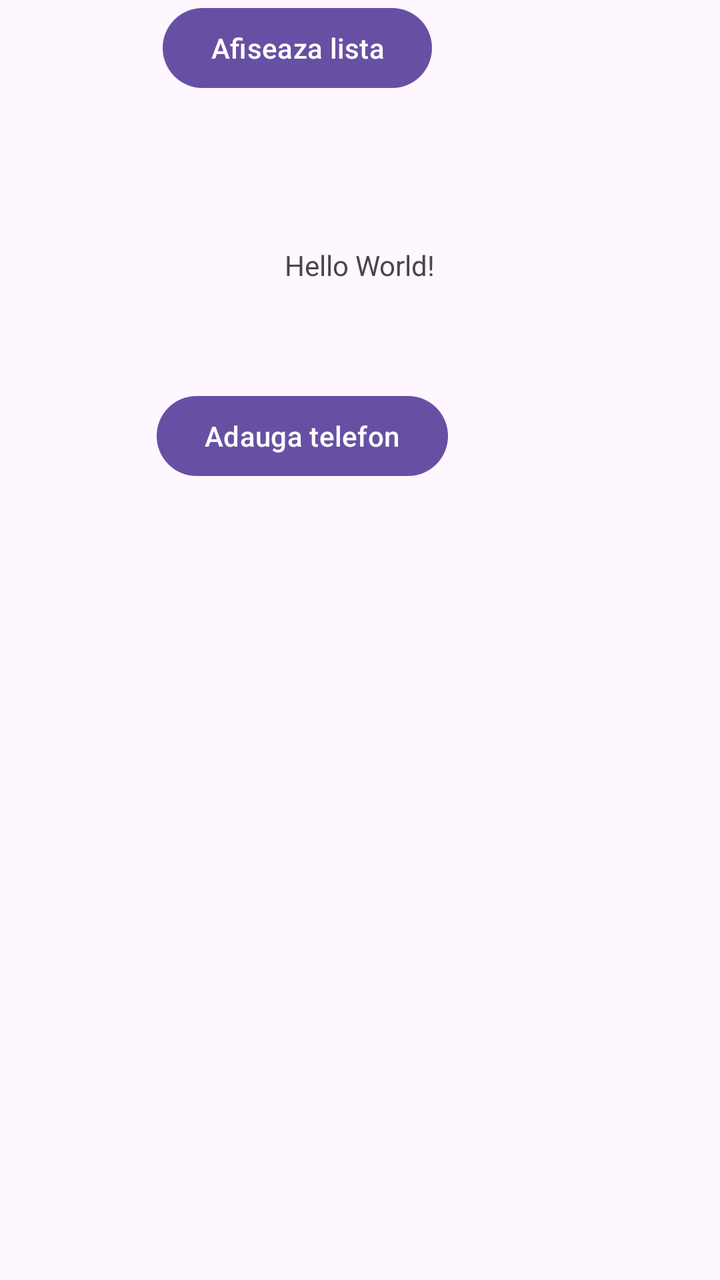
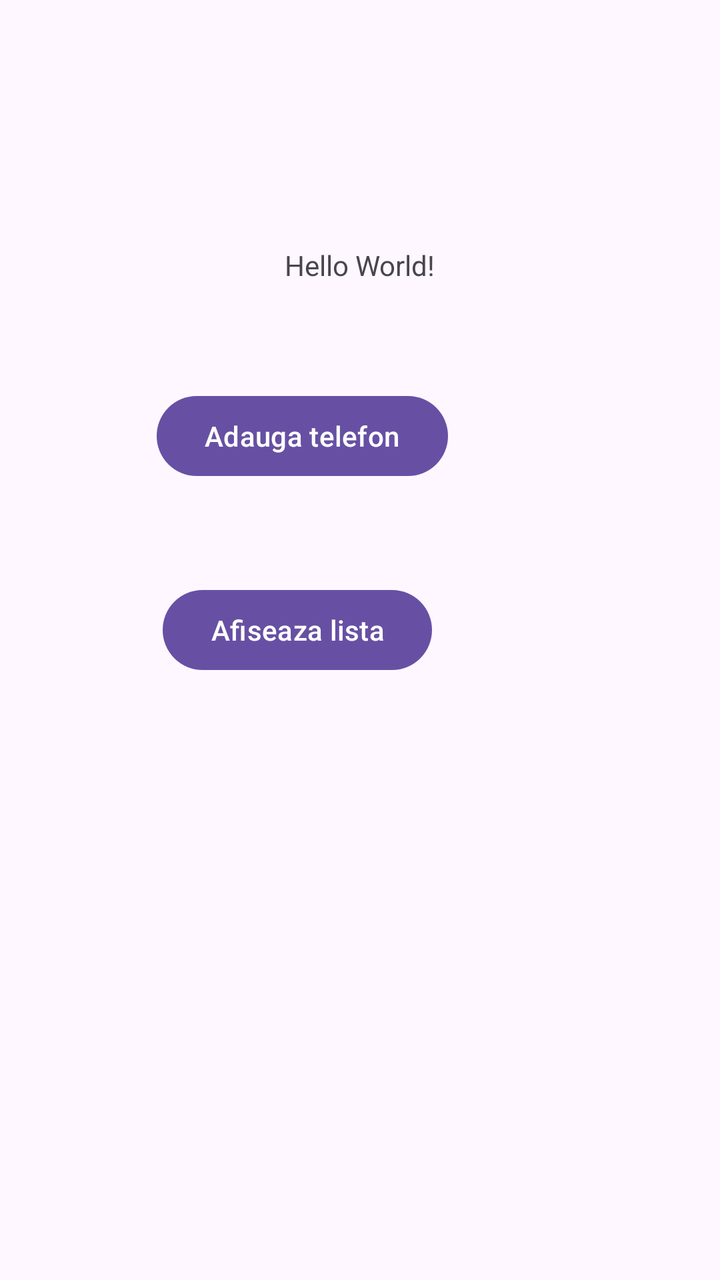

Before-and-after screenshots of an Android layout around one commit, followed by the original layout XML and the change that was made.
<!-- AndroidManifest.xml: application theme Theme.Lupu_Alexandra_Elena_ActivitateDAM2026 -->
<!-- res/layout/activity_main.xml -->
<?xml version="1.0" encoding="utf-8"?>
<androidx.constraintlayout.widget.ConstraintLayout xmlns:android="http://schemas.android.com/apk/res/android"
    xmlns:app="http://schemas.android.com/apk/res-auto"
    xmlns:tools="http://schemas.android.com/tools"
    android:id="@+id/main"
    android:layout_width="match_parent"
    android:layout_height="match_parent"
    tools:context=".MainActivity">

    <TextView
        android:id="@+id/textView"
        android:layout_width="wrap_content"
        android:layout_height="wrap_content"
        android:text="Hello World!"
        app:layout_constraintBottom_toBottomOf="parent"
        app:layout_constraintEnd_toEndOf="parent"
        app:layout_constraintStart_toStartOf="parent"
        app:layout_constraintTop_toTopOf="parent"
        app:layout_constraintVertical_bias="0.198" />

    <Button
        android:id="@+id/btn_adaugare_telefon"
        android:layout_width="wrap_content"
        android:layout_height="wrap_content"
        android:layout_marginTop="52dp"
        android:layout_marginEnd="136dp"
        android:text="Adauga telefon"
        app:layout_constraintBottom_toTopOf="@+id/btn_afiseaza_lista_tel"
        app:layout_constraintEnd_toEndOf="parent"
        app:layout_constraintTop_toBottomOf="@+id/textView"
        app:layout_constraintVertical_bias="0.0" />

    <Button
        android:id="@+id/btn_afiseaza_lista_tel"
        android:layout_width="wrap_content"
        android:layout_height="wrap_content"
        android:layout_marginEnd="144dp"
        android:text="Afiseaza lista"
        app:layout_constraintEnd_toEndOf="parent"
        tools:layout_editor_absoluteY="291dp" />

</androidx.constraintlayout.widget.ConstraintLayout>
<!-- resources referenced by this layout -->
<resources>
  <style name="Theme.Lupu_Alexandra_Elena_ActivitateDAM2026" parent="Base.Theme.Lupu_Alexandra_Elena_ActivitateDAM2026" />
  <style name="Base.Theme.Lupu_Alexandra_Elena_ActivitateDAM2026" parent="Theme.Material3.DayNight.NoActionBar">
          
          
      </style>
</resources>

<!-- the commit's change to res/layout/activity_main.xml (unified diff, before → after) -->
@@ -24,7 +24,7 @@
         android:layout_height="wrap_content"
         android:layout_marginTop="52dp"
         android:layout_marginEnd="136dp"
-        android:text="Adauga telefon"
+        android:text="@string/adauga_telefon"
         app:layout_constraintBottom_toTopOf="@+id/btn_afiseaza_lista_tel"
         app:layout_constraintEnd_toEndOf="parent"
         app:layout_constraintTop_toBottomOf="@+id/textView"
@@ -34,9 +34,10 @@
         android:id="@+id/btn_afiseaza_lista_tel"
         android:layout_width="wrap_content"
         android:layout_height="wrap_content"
+        android:layout_marginTop="291dp"
         android:layout_marginEnd="144dp"
-        android:text="Afiseaza lista"
+        android:text="@string/afiseaza_lista"
         app:layout_constraintEnd_toEndOf="parent"
-        tools:layout_editor_absoluteY="291dp" />
+        app:layout_constraintTop_toTopOf="parent" />
 
 </androidx.constraintlayout.widget.ConstraintLayout>
<!-- resource entries referenced after the edit -->
@@ -1,5 +1,7 @@
 <!-- resources referenced by this layout -->
 <resources>
+  <string name="adauga_telefon">Adauga telefon</string>
+  <string name="afiseaza_lista">Afiseaza lista</string>
   <style name="Theme.Lupu_Alexandra_Elena_ActivitateDAM2026" parent="Base.Theme.Lupu_Alexandra_Elena_ActivitateDAM2026" />
   <style name="Base.Theme.Lupu_Alexandra_Elena_ActivitateDAM2026" parent="Theme.Material3.DayNight.NoActionBar">
           
